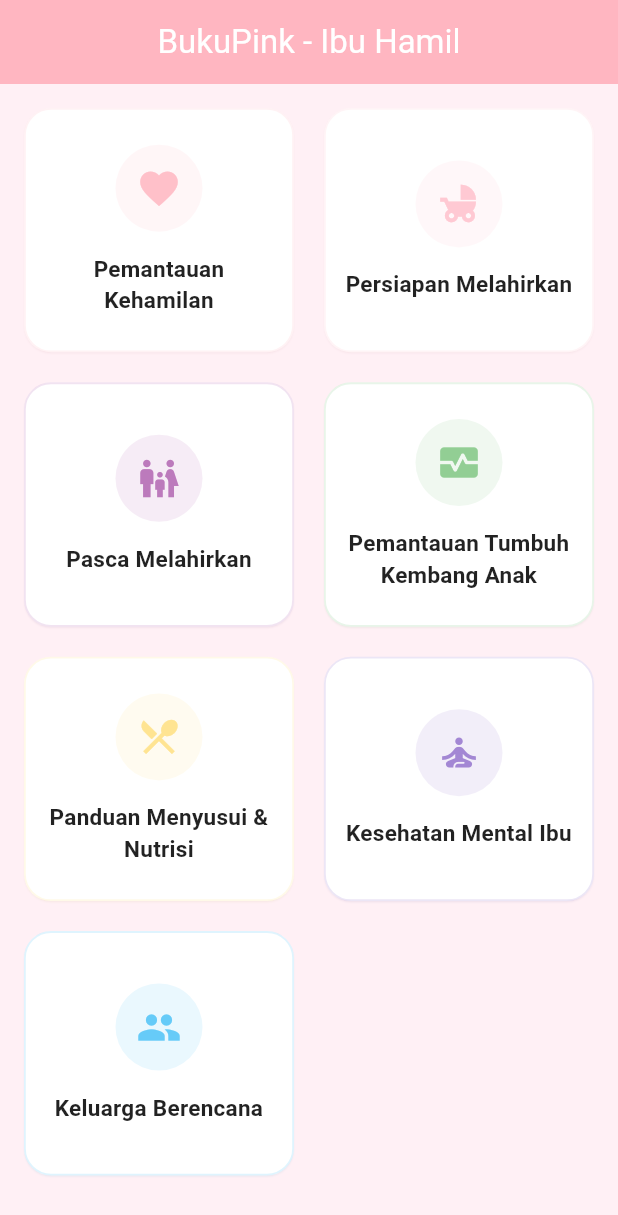
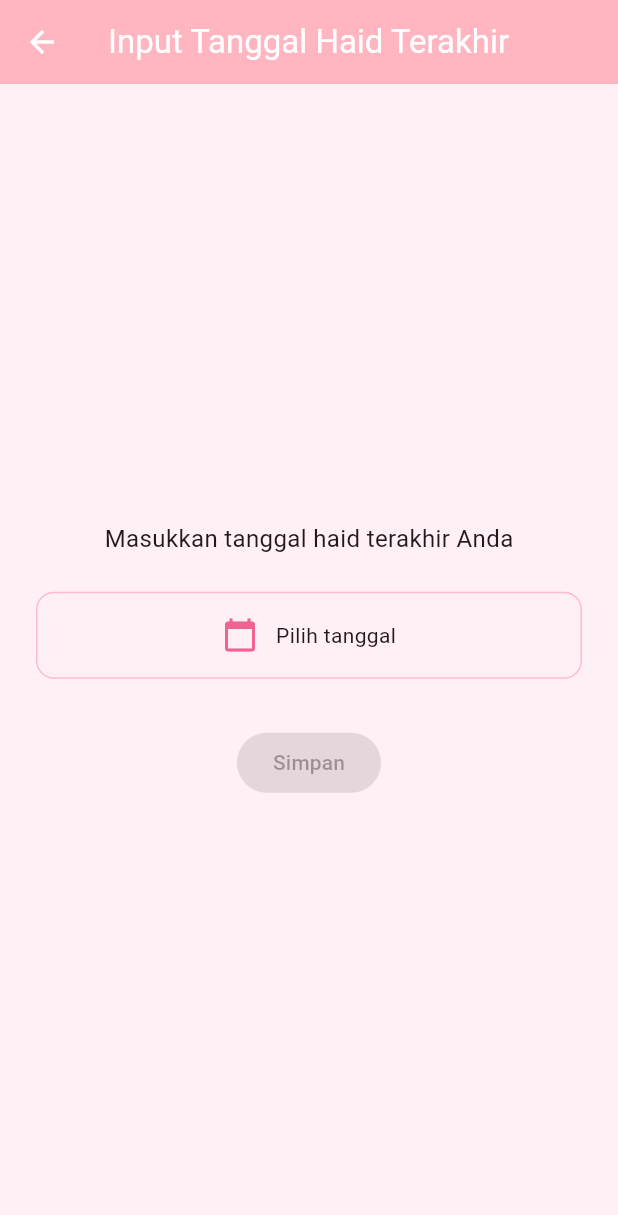
Before and after one commit to cahyoPermono/bukupink, a Flutter app: the screen it shows after launch, after a tap on "Pemantauan Kehamilan", on a phone screen of 412 x 824 dp. Shown: the top 1215 px of the screen. Run offline on Flutter 3.47's test engine with Material 3 defaults, Android fonts, the light colour scheme and no system bars.

Commit message:
Add LastPeriodProvider and related UI for pregnancy tracking

```diff
--- a/lib/main.dart
+++ b/lib/main.dart
@@ -1,7 +1,150 @@
 import 'package:flutter/material.dart';
+import 'package:provider/provider.dart';
 
 void main() {
   runApp(const MyApp());
+}
+
+class LastPeriodProvider extends ChangeNotifier {
+  DateTime? _lastPeriodDate;
+
+  DateTime? get lastPeriodDate => _lastPeriodDate;
+
+  void setLastPeriodDate(DateTime date) {
+    _lastPeriodDate = date;
+    notifyListeners();
+  }
+}
+
+class PregnancyDashboardPage extends StatelessWidget {
+  const PregnancyDashboardPage({super.key});
+
+  int calculatePregnancyWeeks(DateTime lastPeriod) {
+    final now = DateTime.now();
+    final diff = now.difference(lastPeriod);
+    return (diff.inDays / 7).floor();
+  }
+
+  @override
+  Widget build(BuildContext context) {
+    final lastPeriod = context.watch<LastPeriodProvider>().lastPeriodDate;
+    final weeks = lastPeriod != null ? calculatePregnancyWeeks(lastPeriod) : 0;
+    return Scaffold(
+      appBar: AppBar(title: const Text('Dashboard Kehamilan')),
+      body: Center(
+        child: Column(
+          mainAxisAlignment: MainAxisAlignment.center,
+          children: [
+            Text(
+              'Umur Kehamilan',
+              style: Theme.of(context).textTheme.headlineMedium,
+            ),
+            const SizedBox(height: 16),
+            Text(
+              '$weeks minggu',
+              style: const TextStyle(fontSize: 32, fontWeight: FontWeight.bold),
+            ),
+            const SizedBox(height: 24),
+            Text(
+              'Tanggal Haid Terakhir: ${lastPeriod != null ? "${lastPeriod.day}-${lastPeriod.month}-${lastPeriod.year}" : "-"}',
+            ),
+          ],
+        ),
+      ),
+    );
+  }
+}
+
+class LastPeriodFormPage extends StatefulWidget {
+  const LastPeriodFormPage({super.key});
+
+  @override
+  State<LastPeriodFormPage> createState() => _LastPeriodFormPageState();
+}
+
+class _LastPeriodFormPageState extends State<LastPeriodFormPage> {
+  DateTime? _selectedDate;
+  final _formKey = GlobalKey<FormState>();
+
+  @override
+  Widget build(BuildContext context) {
+    return Scaffold(
+      appBar: AppBar(title: const Text('Input Tanggal Haid Terakhir')),
+      body: Padding(
+        padding: const EdgeInsets.all(24.0),
+        child: Form(
+          key: _formKey,
+          child: Column(
+            mainAxisAlignment: MainAxisAlignment.center,
+            children: [
+              const Text(
+                'Masukkan tanggal haid terakhir Anda',
+                style: TextStyle(fontSize: 16),
+              ),
+              const SizedBox(height: 24),
+              InkWell(
+                onTap: () async {
+                  final picked = await showDatePicker(
+                    context: context,
+                    initialDate: DateTime.now(),
+                    firstDate: DateTime(DateTime.now().year - 2),
+                    lastDate: DateTime.now(),
+                  );
+                  if (picked != null) {
+                    setState(() {
+                      _selectedDate = picked;
+                    });
+                  }
+                },
+                child: Container(
+                  padding: const EdgeInsets.symmetric(
+                    vertical: 16,
+                    horizontal: 24,
+                  ),
+                  decoration: BoxDecoration(
+                    border: Border.all(
+                      color: Colors.pinkAccent.withOpacity(0.3),
+                    ),
+                    borderRadius: BorderRadius.circular(12),
+                  ),
+                  child: Row(
+                    mainAxisAlignment: MainAxisAlignment.center,
+                    children: [
+                      Icon(Icons.calendar_today, color: Colors.pink[300]),
+                      const SizedBox(width: 12),
+                      Text(
+                        _selectedDate == null
+                            ? 'Pilih tanggal'
+                            : '${_selectedDate!.day}-${_selectedDate!.month}-${_selectedDate!.year}',
+                      ),
+                    ],
+                  ),
+                ),
+              ),
+              const SizedBox(height: 32),
+              ElevatedButton(
+                onPressed:
+                    _selectedDate == null
+                        ? null
+                        : () {
+                          context.read<LastPeriodProvider>().setLastPeriodDate(
+                            _selectedDate!,
+                          );
+                          Navigator.pushReplacement(
+                            context,
+                            MaterialPageRoute(
+                              builder: (_) => const PregnancyDashboardPage(),
+                            ),
+                          );
+                        },
+                child: const Text('Simpan'),
+              ),
+            ],
+          ),
+        ),
+      ),
+    );
+  }
 }
 
 class MyApp extends StatelessWidget {
@@ -9,7 +152,9 @@ class MyApp extends StatelessWidget {
 
   @override
   Widget build(BuildContext context) {
-    return MaterialApp(
+    return ChangeNotifierProvider(
+      create: (_) => LastPeriodProvider(),
+      child: MaterialApp(
         title: 'BukuPink',
         theme: ThemeData(
           colorScheme: ColorScheme.fromSeed(
@@ -37,6 +182,7 @@ class MyApp extends StatelessWidget {
           ),
         ),
         home: const HomePage(),
+      ),
     );
   }
 }
@@ -63,7 +209,25 @@ class HomePage extends StatelessWidget {
               icon: Icons.favorite,
               title: 'Pemantauan Kehamilan',
               color: Color(0xFFFFB6C1),
-              onTap: () {},
+              onTap: () {
+                final lastPeriod =
+                    context.read<LastPeriodProvider>().lastPeriodDate;
+                if (lastPeriod == null) {
+                  Navigator.push(
+                    context,
+                    MaterialPageRoute(
+                      builder: (_) => const LastPeriodFormPage(),
+                    ),
+                  );
+                } else {
+                  Navigator.push(
+                    context,
+                    MaterialPageRoute(
+                      builder: (_) => const PregnancyDashboardPage(),
+                    ),
+                  );
+                }
+              },
             ),
             MenuCard(
               icon: Icons.child_friendly,
--- a/pubspec.yaml
+++ b/pubspec.yaml
@@ -34,6 +34,7 @@ dependencies:
   # The following adds the Cupertino Icons font to your application.
   # Use with the CupertinoIcons class for iOS style icons.
   cupertino_icons: ^1.0.8
+  provider: ^6.1.5
 
 dev_dependencies:
   flutter_test:
```
Also changed, not shown: pubspec.lock. Lines whose indentation alone changed are shown as unchanged.
